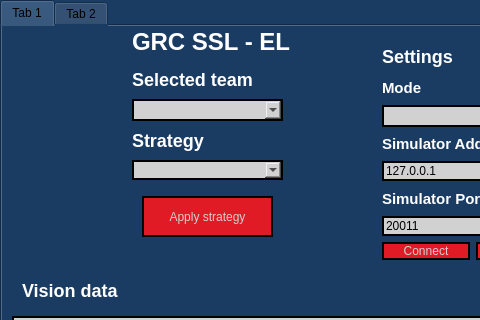
This is mainwindow.ui in Grupo-de-Robotica-Competitiva-GRC/SSL-GRC as Qt 5 draws it before an edit; both pictures show x 0 to 480 and y 0 to 320 of the 698 by 608 pixel window. The edited form follows.
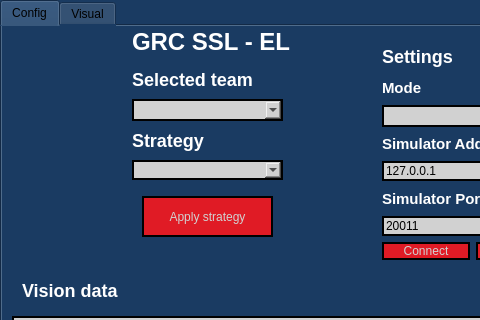
This is the edited form. Icons and pictures are not drawn.

Commit message: changing tabs names

Patch:
```diff
--- a/mainwindow.ui
+++ b/mainwindow.ui
@@ -31,7 +31,7 @@
     </property>
     <widget class="QWidget" name="Config">
      <attribute name="title">
-      <string>Tab 1</string>
+      <string>Config</string>
      </attribute>
      <widget class="QLabel" name="label_2">
       <property name="geometry">
@@ -871,7 +871,7 @@
     </widget>
     <widget class="QWidget" name="Visual">
      <attribute name="title">
-      <string>Tab 2</string>
+      <string>Visual</string>
      </attribute>
     </widget>
    </widget>
```
The commit also changes 1 other file.
